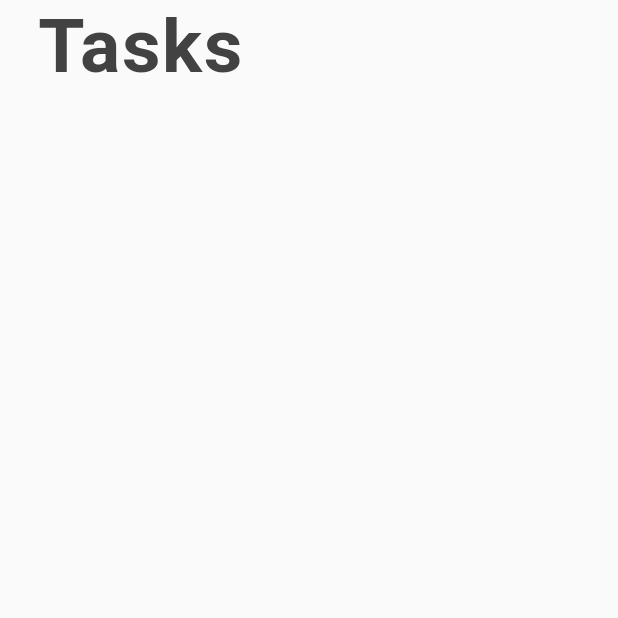
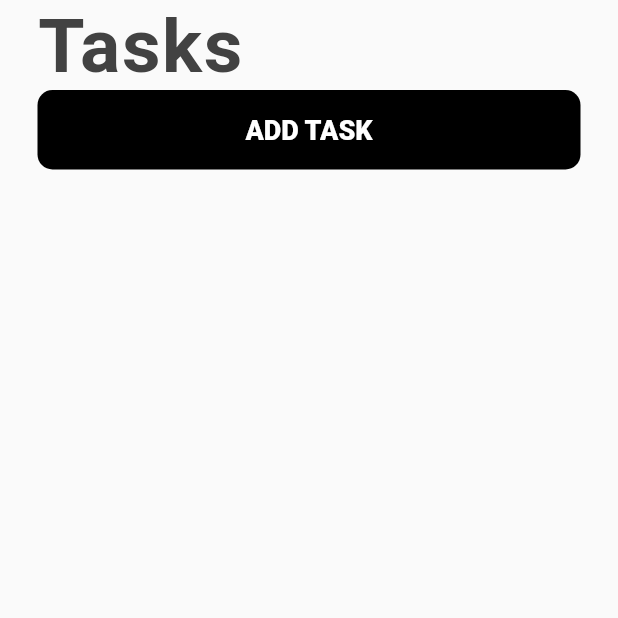
Before and after one commit to lin157644/dsc_flutter_todolist, a Flutter app: the screen it shows after launch, on a phone screen of 412 x 824 dp, the top half of it. Run offline on Flutter 3.47's test engine with Material 2 defaults, Android fonts, the phone set to English and light mode, and no system bars.

```diff
--- a/lib/views/viewTasksPage.dart
+++ b/lib/views/viewTasksPage.dart
@@ -40,6 +40,27 @@ class _ViewTasksPageState extends State<ViewTasksPage> {
                     ),
                 ),
             ),
+            // Create Task
+            Container(
+              width: double.infinity,
+              child: FlatButton(
+                shape: RoundedRectangleBorder(
+                    borderRadius: BorderRadius.circular(10),
+                ),
+                padding: const EdgeInsets.symmetric(vertical: 16),
+                color: Colors.black,
+                child: Text(
+                    "ADD TASK",
+                    style: TextStyle(
+                        fontWeight: FontWeight.w900,
+                        fontSize: 18,
+                        color: Colors.white,
+                    ),
+                ),
+                onPressed: () async {
+                },
+              ),
+            ),
           ],
         ),
       ),
```
Lines whose indentation alone changed are shown as unchanged.
